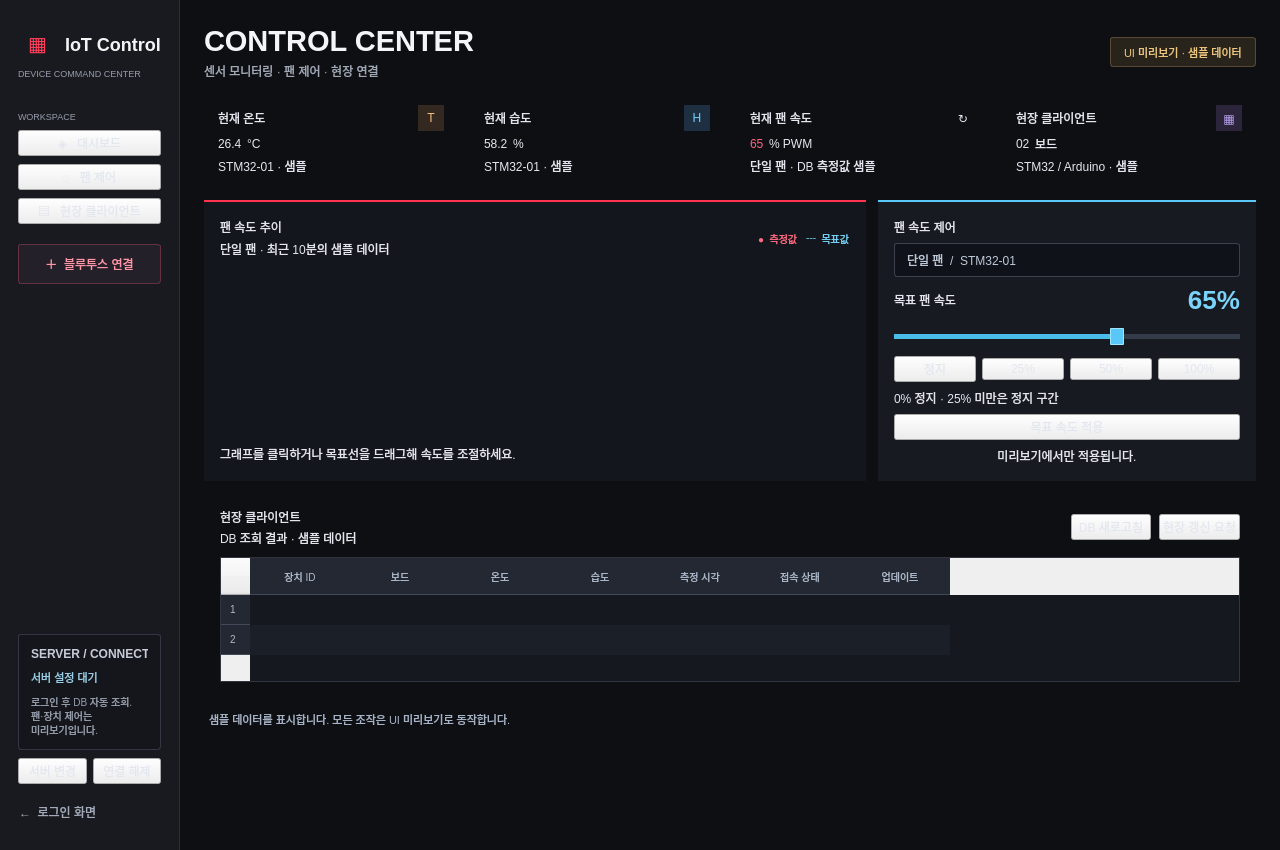
First picture: the form in PC/screens/PDashboard.ui, repository Samana0104/IoTControl, before the edit.
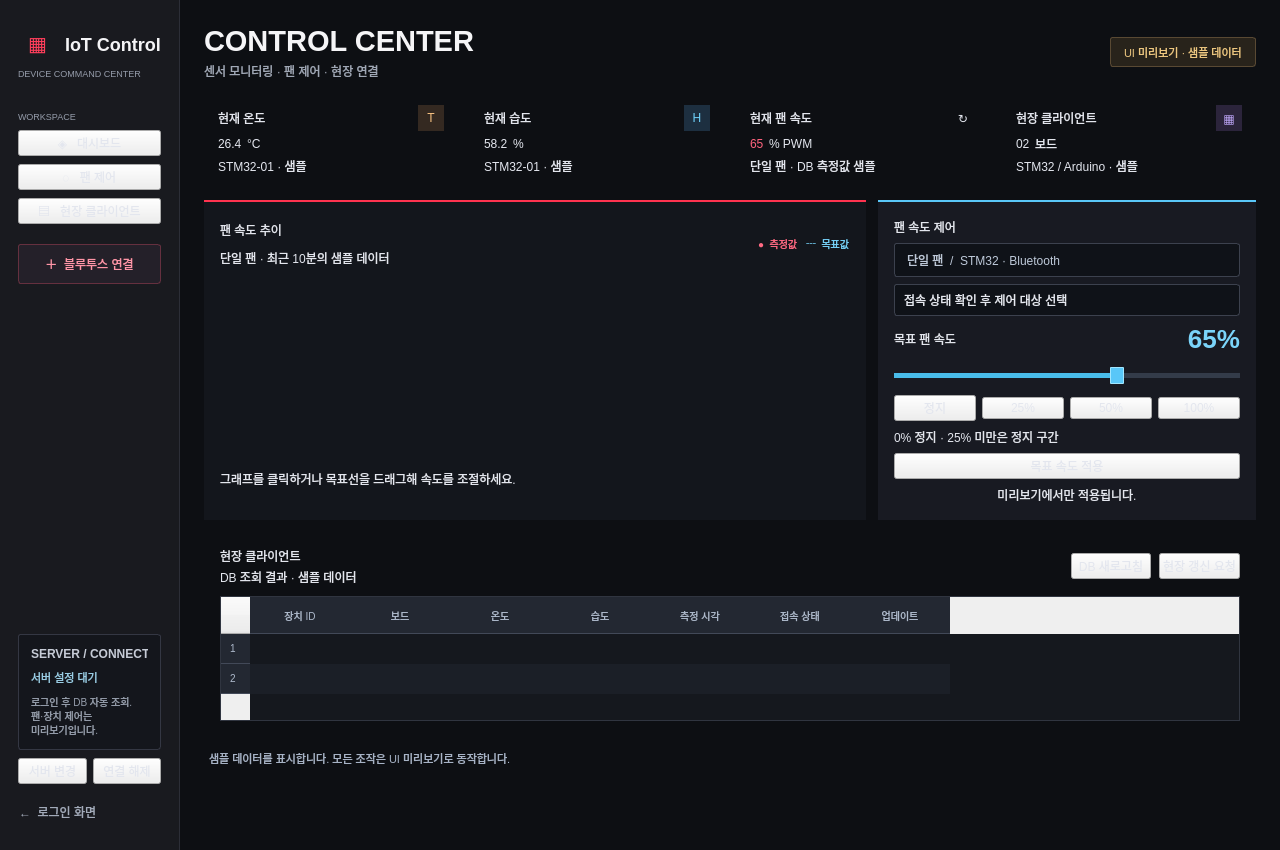
Second picture: the form after the edit.

Diff of the .ui file:
```diff
--- a/PC/screens/PDashboard.ui
+++ b/PC/screens/PDashboard.ui
@@ -1210,13 +1210,28 @@
                </size>
               </property>
               <property name="text">
-               <string>단일 팬  /  STM32-01</string>
+               <string>단일 팬  /  STM32 · Bluetooth</string>
               </property>
               <property name="accessibleName">
                <string>제어 대상: STM32-01의 팬 1개</string>
               </property>
              </widget>
             </item>
+            <item>
+             <widget class="QComboBox" name="fanTargetInput">
+              <property name="enabled">
+               <bool>false</bool>
+              </property>
+              <property name="accessibleName">
+               <string>팬이 연결된 STM32 블루투스 제어 대상</string>
+              </property>
+              <item>
+               <property name="text">
+                <string>접속 상태 확인 후 제어 대상 선택</string>
+               </property>
+              </item>
+             </widget>
+            </item>
             <item>
              <layout class="QHBoxLayout" name="targetValueLayout">
               <property name="spacing">
```
Left out of the diff: 2 changed lines with no effect on the pictures.
